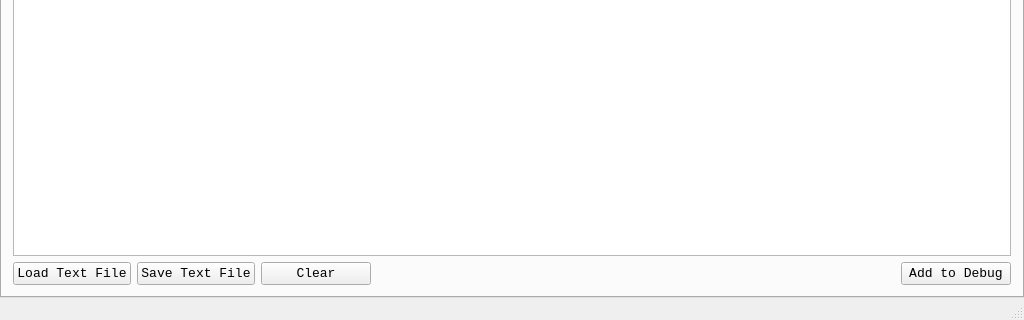
kjwitt/MicroSimulator, file MicroSimulatorGUI/mainwindow.ui: the form before one commit; both pictures show x 0 to 1024 and y 448 to 768 of the 1024 by 768 pixel window.
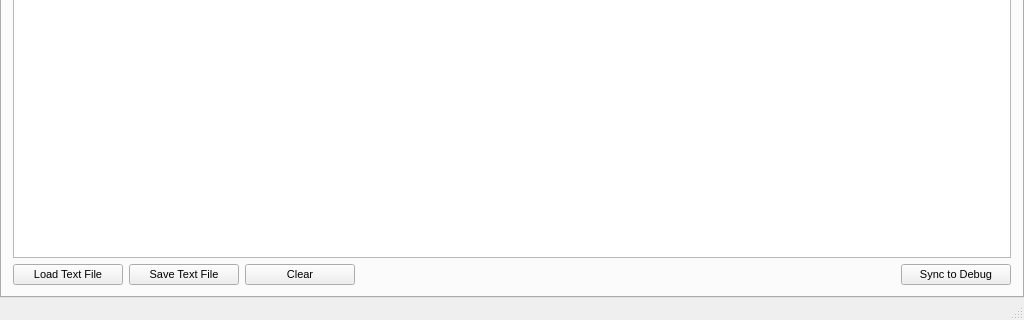
The form after the commit. The open tabs and pages were chosen to show the change.

```diff
--- a/MicroSimulatorGUI/mainwindow.ui
+++ b/MicroSimulatorGUI/mainwindow.ui
@@ -74,8 +74,10 @@
             </property>
             <property name="font">
              <font>
-              <family>Consolas</family>
-              <pointsize>10</pointsize>
+              <family>MS Shell Dlg 2</family>
+              <pointsize>8</pointsize>
+              <weight>50</weight>
+              <bold>false</bold>
              </font>
             </property>
             <property name="text">
@@ -93,8 +95,8 @@
             </property>
             <property name="font">
              <font>
-              <family>Consolas</family>
-              <pointsize>10</pointsize>
+              <family>MS Shell Dlg 2</family>
+              <pointsize>8</pointsize>
              </font>
             </property>
             <property name="text">
@@ -112,8 +114,8 @@
             </property>
             <property name="font">
              <font>
-              <family>Consolas</family>
-              <pointsize>10</pointsize>
+              <family>MS Shell Dlg 2</family>
+              <pointsize>8</pointsize>
              </font>
             </property>
             <property name="text">
@@ -144,12 +146,12 @@
             </property>
             <property name="font">
              <font>
-              <family>Consolas</family>
-              <pointsize>10</pointsize>
+              <family>MS Shell Dlg 2</family>
+              <pointsize>8</pointsize>
              </font>
             </property>
             <property name="text">
-             <string>Add to Debug</string>
+             <string>Sync to Debug</string>
             </property>
            </widget>
           </item>
```
Left out of the diff: 359 changed lines with no effect on the pictures.
